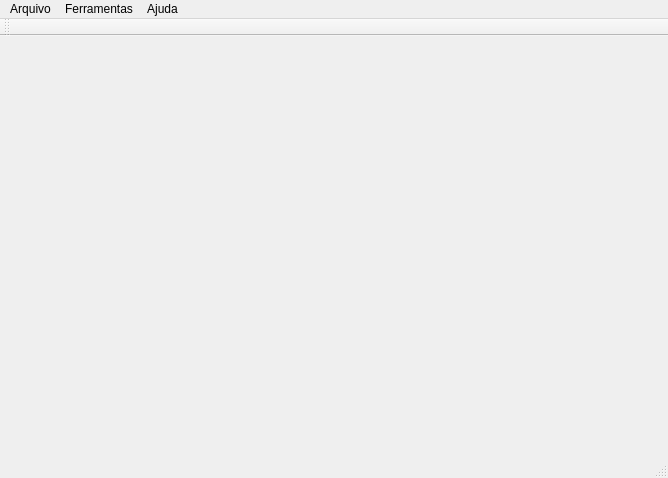
Above: mainwindow.ui from guilhermota/Projeto_Robotica before the change. Below: the same form after it.
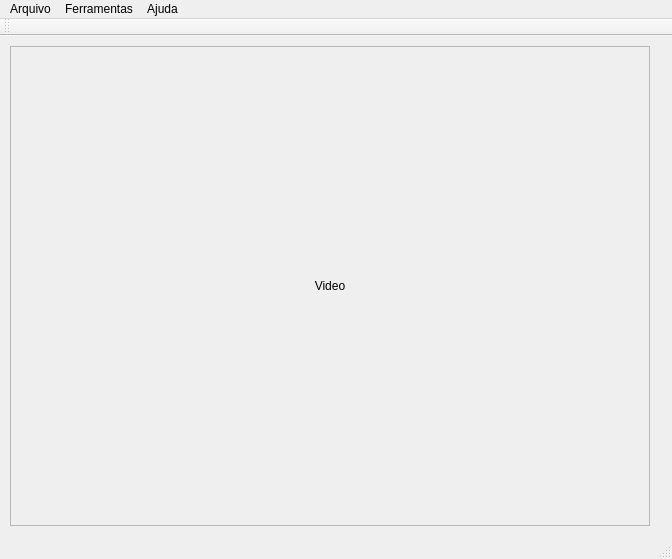
That is the form after the change.

Diff of the .ui file:
```diff
--- a/mainwindow.ui
+++ b/mainwindow.ui
@@ -6,20 +6,43 @@
    <rect>
     <x>0</x>
     <y>0</y>
-    <width>668</width>
-    <height>478</height>
+    <width>672</width>
+    <height>559</height>
    </rect>
   </property>
   <property name="windowTitle">
    <string>MainWindow</string>
   </property>
-  <widget class="QWidget" name="centralWidget"/>
+  <widget class="QWidget" name="centralWidget">
+   <widget class="QLabel" name="label">
+    <property name="geometry">
+     <rect>
+      <x>10</x>
+      <y>10</y>
+      <width>640</width>
+      <height>480</height>
+     </rect>
+    </property>
+    <property name="whatsThis">
+     <string/>
+    </property>
+    <property name="frameShape">
+     <enum>QFrame::StyledPanel</enum>
+    </property>
+    <property name="text">
+     <string>Video</string>
+    </property>
+    <property name="alignment">
+     <set>Qt::AlignCenter</set>
+    </property>
+   </widget>
+  </widget>
   <widget class="QMenuBar" name="menuBar">
    <property name="geometry">
     <rect>
      <x>0</x>
      <y>0</y>
-     <width>668</width>
+     <width>672</width>
      <height>21</height>
     </rect>
    </property>
```
Left out of the diff: 27 changed lines with no effect on the pictures.
